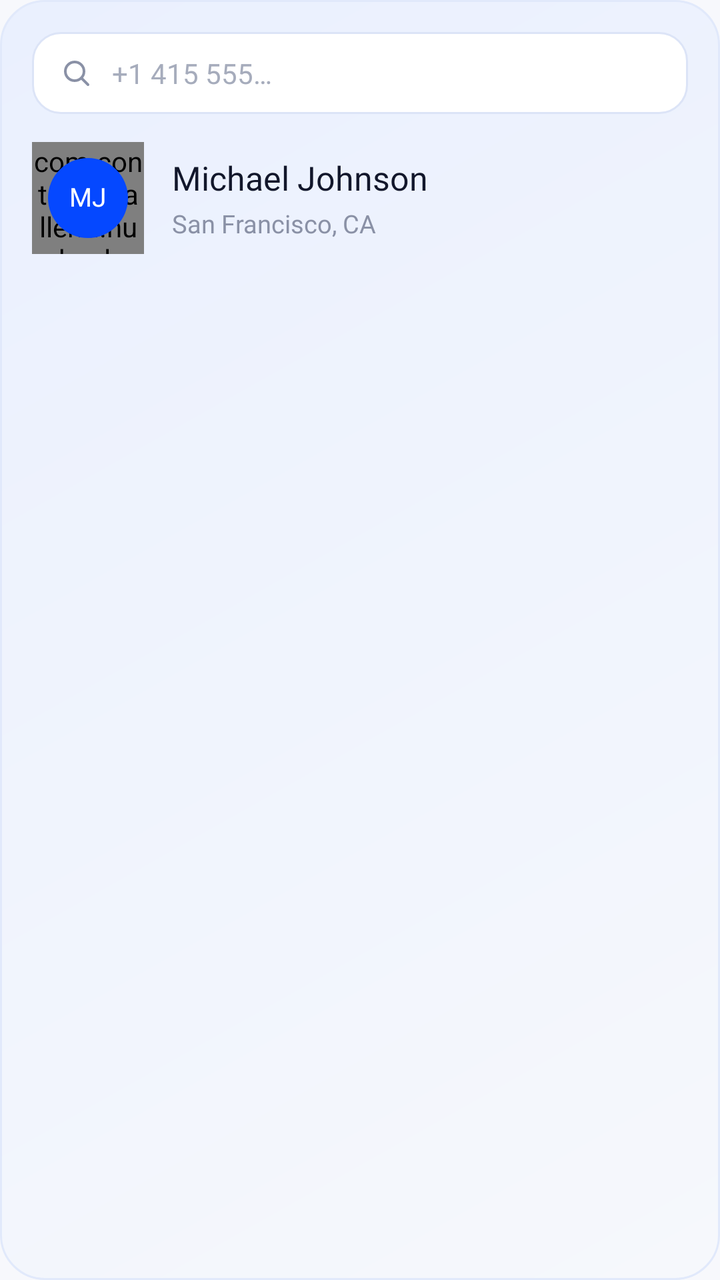
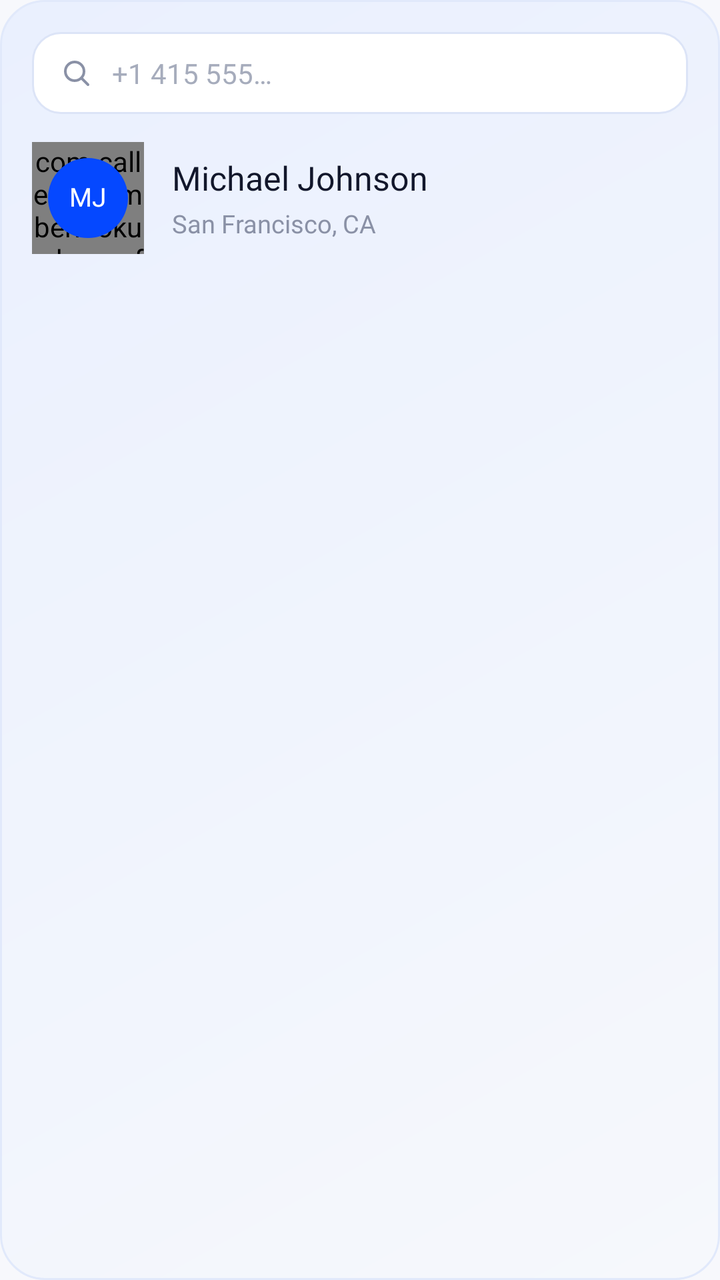

The first picture is an Android layout as it rendered before a commit; the second is the same layout after the commit. The layout source and the unified diff follow.
<!-- AndroidManifest.xml: application theme Theme.CallerIDPhoneLookup -->
<!-- res/layout/illustration_welcome_spam_alt.xml -->
<?xml version="1.0" encoding="utf-8"?>
<androidx.constraintlayout.widget.ConstraintLayout xmlns:android="http://schemas.android.com/apk/res/android"
    xmlns:app="http://schemas.android.com/apk/res-auto"
    android:id="@+id/heroCard"
    android:layout_width="match_parent"
    android:layout_height="wrap_content"
    android:background="@drawable/bg_ds_hero_blue"
    android:padding="16dp">

    <LinearLayout
        android:id="@+id/heroSearchField"
        android:layout_width="0dp"
        android:layout_height="wrap_content"
        android:background="@drawable/bg_ds_search_field"
        android:gravity="center_vertical"
        android:orientation="horizontal"
        android:paddingHorizontal="14dp"
        android:paddingVertical="11dp"
        app:layout_constraintEnd_toEndOf="parent"
        app:layout_constraintStart_toStartOf="parent"
        app:layout_constraintTop_toTopOf="parent">

        <ImageView
            android:layout_width="16dp"
            android:layout_height="16dp"
            android:contentDescription="@null"
            android:src="@drawable/ic_ds_search" />

        <TextView
            android:layout_width="wrap_content"
            android:layout_height="wrap_content"
            android:layout_marginStart="10dp"
            android:fontFamily="@font/mulish_semibold"
            android:text="@string/onboarding_hero_query"
            android:textColor="@color/ds_placeholder"
            android:textSize="14sp" />
    </LinearLayout>

    <FrameLayout
        android:id="@+id/heroResultBox"
        android:layout_width="56dp"
        android:layout_height="56dp"
        android:layout_marginTop="14dp"
        app:layout_constraintStart_toStartOf="parent"
        app:layout_constraintTop_toBottomOf="@id/heroSearchField">

        <com.contacts.callerid.number.lookup.feature.intro.LookupRingView
            android:id="@+id/heroRing"
            android:layout_width="match_parent"
            android:layout_height="match_parent" />

        <TextView
            android:id="@+id/heroAvatar"
            android:layout_width="40dp"
            android:layout_height="40dp"
            android:layout_gravity="center"
            android:background="@drawable/bg_ds_avatar_disc"
            android:fontFamily="@font/space_grotesk_bold"
            android:gravity="center"
            android:includeFontPadding="false"
            android:text="@string/onboarding_hero_lookup_initials"
            android:textColor="@color/ds_on_accent"
            android:textSize="13sp" />
    </FrameLayout>

    <TextView
        android:id="@+id/heroName"
        android:layout_width="0dp"
        android:layout_height="wrap_content"
        android:layout_marginStart="14dp"
        android:ellipsize="end"
        android:fontFamily="@font/space_grotesk_bold"
        android:maxLines="1"
        android:text="@string/onboarding_hero_lookup_name"
        android:textColor="@color/ds_ink"
        android:textSize="16.5sp"
        app:layout_constraintBottom_toTopOf="@id/heroRegion"
        app:layout_constraintEnd_toEndOf="parent"
        app:layout_constraintStart_toEndOf="@id/heroResultBox"
        app:layout_constraintTop_toTopOf="@id/heroResultBox"
        app:layout_constraintVertical_chainStyle="packed" />

    <TextView
        android:id="@+id/heroRegion"
        android:layout_width="0dp"
        android:layout_height="wrap_content"
        android:layout_marginStart="14dp"
        android:layout_marginTop="3dp"
        android:ellipsize="end"
        android:fontFamily="@font/mulish_semibold"
        android:maxLines="1"
        android:text="@string/onboarding_hero_lookup_region"
        android:textColor="@color/ds_ink_muted"
        android:textSize="12.5sp"
        app:layout_constraintBottom_toBottomOf="@id/heroResultBox"
        app:layout_constraintEnd_toEndOf="parent"
        app:layout_constraintStart_toEndOf="@id/heroResultBox"
        app:layout_constraintTop_toBottomOf="@id/heroName" />

</androidx.constraintlayout.widget.ConstraintLayout>
<!-- resources referenced by this layout -->
<resources>
  <color name="ds_ink">#12172B</color>
  <color name="ds_ink_muted">#8A91A6</color>
  <color name="ds_on_accent">#FFFFFF</color>
  <color name="ds_placeholder">#A6ACBC</color>
  <!-- drawable bg_ds_avatar_disc (drawable) -->
  <?xml version="1.0" encoding="utf-8"?>
  <shape xmlns:android="http://schemas.android.com/apk/res/android"
      android:shape="oval">
      <solid android:color="@color/ds_accent" />
  </shape>
  <!-- drawable bg_ds_hero_blue (drawable) -->
  <?xml version="1.0" encoding="utf-8"?>
  <shape xmlns:android="http://schemas.android.com/apk/res/android"
      android:shape="rectangle">
      <gradient
          android:angle="315"
          android:endColor="@color/ds_page"
          android:startColor="@color/ds_hero_blue_wash"
          android:type="linear" />
      <stroke
          android:width="1dp"
          android:color="@color/ds_hero_blue_border" />
      <corners android:radius="22dp" />
  </shape>
  <!-- drawable bg_ds_search_field (drawable) -->
  <?xml version="1.0" encoding="utf-8"?>
  <shape xmlns:android="http://schemas.android.com/apk/res/android"
      android:shape="rectangle">
      <solid android:color="@color/ds_surface" />
      <stroke
          android:width="1dp"
          android:color="@color/ds_field_border" />
      <corners android:radius="14dp" />
  </shape>
  <!-- drawable ic_ds_search (drawable) -->
  <?xml version="1.0" encoding="utf-8"?>
  <vector xmlns:android="http://schemas.android.com/apk/res/android"
      android:width="24dp"
      android:height="24dp"
      android:viewportWidth="24"
      android:viewportHeight="24"
      android:tint="@color/ds_ink_muted">
      <path
          android:pathData="M11 4a7 7 0 1 0 0 14 7 7 0 0 0 0 -14zM21 21l-4.6 -4.6"
          android:strokeColor="#FFFFFF"
          android:strokeWidth="2"
          android:strokeLineCap="round"
          android:strokeLineJoin="round" />
  </vector>
  <string name="onboarding_hero_lookup_initials" translatable="false">MJ</string>
  <string name="onboarding_hero_lookup_name" translatable="false">Michael Johnson</string>
  <string name="onboarding_hero_lookup_region" translatable="false">San Francisco, CA</string>
  <string name="onboarding_hero_query" translatable="false">+1 415 555…</string>
  <style name="Theme.CallerIDPhoneLookup" parent="Base.Theme.CallerIDPhoneLookup" />
  <color name="ds_accent">#0548FF</color>
  <color name="ds_page">#F6F8FC</color>
  <color name="ds_hero_blue_wash">#EAF0FE</color>
  <color name="ds_hero_blue_border">#E1E9FB</color>
  <color name="ds_surface">#FFFFFF</color>
  <color name="ds_field_border">#DCE4F7</color>
  <style name="Base.Theme.CallerIDPhoneLookup" parent="Theme.Material3.DayNight.NoActionBar">
          
  
  
  
          <item name="colorPrimary">@color/primary</item>
          
  
          <item name="colorOnPrimary">@color/on_primary</item>
  
          <item name="colorPrimaryDark">@color/primary_dark</item>
          <item name="colorAccent">@color/accent</item>
          <item name="colorSurface">@color/background</item>
  
          <item name="android:windowBackground">@color/background</item>
          <item name="android:statusBarColor">@color/background</item>
          
          <item name="android:navigationBarColor">@android:color/transparent</item>
          <item name="android:enforceNavigationBarContrast" tools:targetApi="q">false</item>
          <item name="android:windowLightStatusBar" tools:targetApi="23">true</item>
          <item name="android:windowLightNavigationBar" tools:targetApi="27">true</item>
      </style>
  <color name="primary">#0548FF</color>
  <color name="on_primary">#FFFFFFFF</color>
  <color name="primary_dark">#0F32B6</color>
  <color name="accent">#1E8E5A</color>
  <color name="background">#F7F8FC</color>
</resources>

<!-- the commit's change to res/layout/illustration_welcome_spam_alt.xml (unified diff, before → after) -->
@@ -44,7 +44,7 @@
         app:layout_constraintStart_toStartOf="parent"
         app:layout_constraintTop_toBottomOf="@id/heroSearchField">
 
-        <com.contacts.callerid.number.lookup.feature.intro.LookupRingView
+        <com.callerid.numberlookup.home.feature.intro.LookupRingView
             android:id="@+id/heroRing"
             android:layout_width="match_parent"
             android:layout_height="match_parent" />
